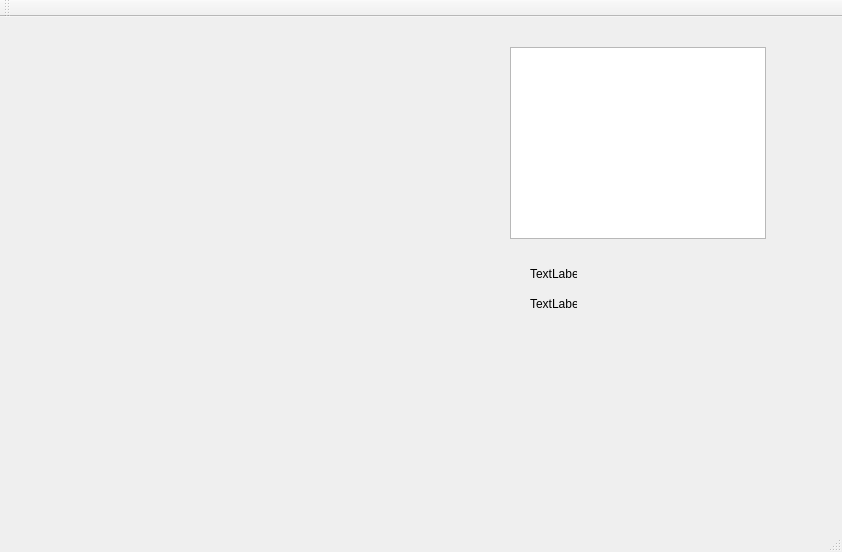
Above: mainwindow.ui from crysis909/SchoolGraphicsView before the change. Below: the same form after it.
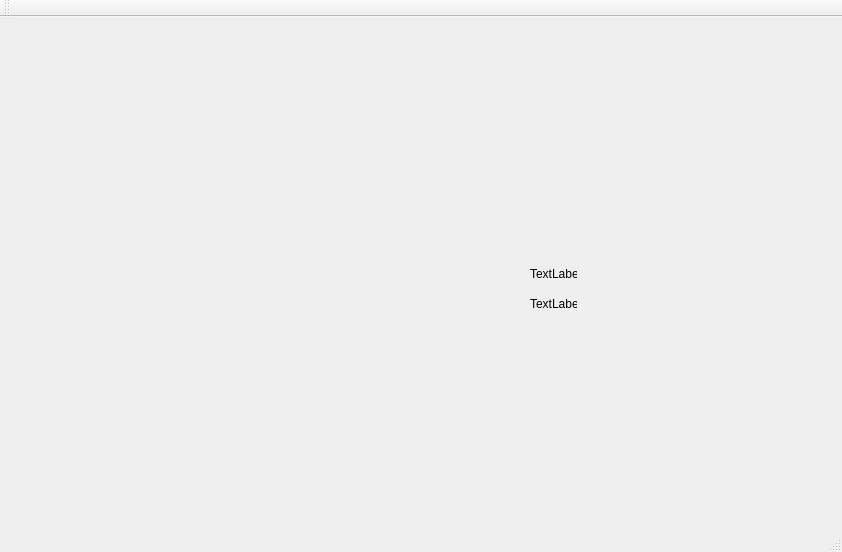
That is the form after the change.

Commit message:
Using new class, some minor changes
Adding a ratio to the rectItem and changing some parts in the new class to improve the readability

```diff
--- a/mainwindow.ui
+++ b/mainwindow.ui
@@ -14,16 +14,6 @@
    <string>MainWindow</string>
   </property>
   <widget class="QWidget" name="centralWidget">
-   <widget class="QGraphicsView" name="graphicsView">
-    <property name="geometry">
-     <rect>
-      <x>510</x>
-      <y>30</y>
-      <width>256</width>
-      <height>192</height>
-     </rect>
-    </property>
-   </widget>
    <widget class="QLabel" name="label_x">
     <property name="geometry">
      <rect>
```
The commit also changes 4 other files.
